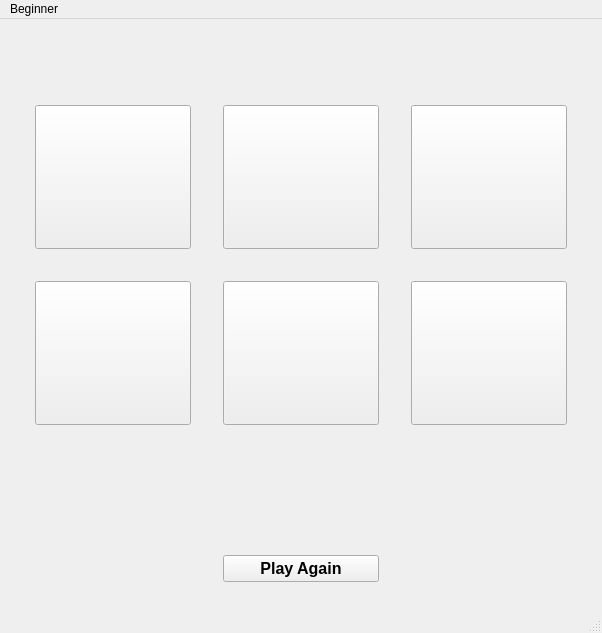
Before: the Qt Designer form beginnerwindow.ui in Pubzzz/TargetSumQtApplication, drawn with Qt 5.
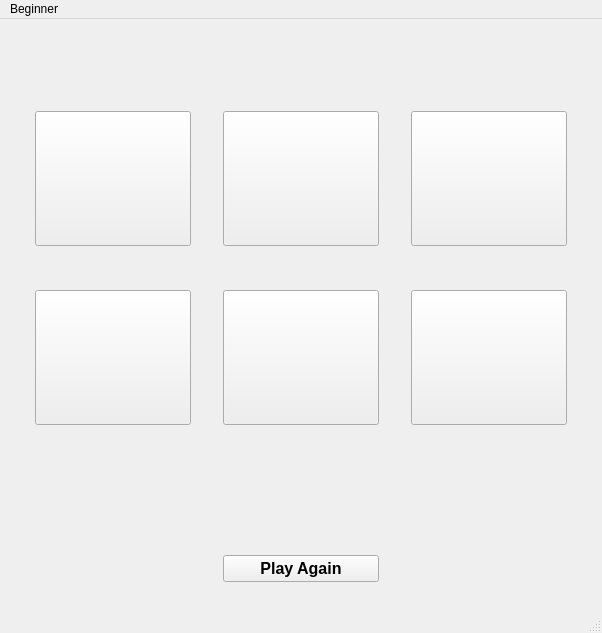
After: the same form once the commit is applied. Icons and pictures are not drawn.

```diff
--- a/beginnerwindow.ui
+++ b/beginnerwindow.ui
@@ -21,112 +21,6 @@
   </property>
   <widget class="QWidget" name="centralwidget">
    <layout class="QGridLayout" name="gridLayout">
-    <item row="1" column="1">
-     <widget class="QPushButton" name="btn0">
-      <property name="sizePolicy">
-       <sizepolicy hsizetype="Minimum" vsizetype="Preferred">
-        <horstretch>0</horstretch>
-        <verstretch>0</verstretch>
-       </sizepolicy>
-      </property>
-      <property name="font">
-       <font>
-        <pointsize>12</pointsize>
-       </font>
-      </property>
-      <property name="text">
-       <string/>
-      </property>
-     </widget>
-    </item>
-    <item row="1" column="4">
-     <spacer name="verticalSpacer_6">
-      <property name="orientation">
-       <enum>Qt::Vertical</enum>
-      </property>
-      <property name="sizeHint" stdset="0">
-       <size>
-        <width>20</width>
-        <height>40</height>
-       </size>
-      </property>
-     </spacer>
-    </item>
-    <item row="1" column="5">
-     <widget class="QPushButton" name="btn2">
-      <property name="sizePolicy">
-       <sizepolicy hsizetype="Minimum" vsizetype="Preferred">
-        <horstretch>0</horstretch>
-        <verstretch>0</verstretch>
-       </sizepolicy>
-      </property>
-      <property name="font">
-       <font>
-        <pointsize>12</pointsize>
-       </font>
-      </property>
-      <property name="text">
-       <string/>
-      </property>
-     </widget>
-    </item>
-    <item row="3" column="4">
-     <spacer name="verticalSpacer_2">
-      <property name="orientation">
-       <enum>Qt::Vertical</enum>
-      </property>
-      <property name="sizeHint" stdset="0">
-       <size>
-        <width>20</width>
-        <height>40</height>
-       </size>
-      </property>
-     </spacer>
-    </item>
-    <item row="2" column="5">
-     <spacer name="horizontalSpacer_8">
-      <property name="orientation">
-       <enum>Qt::Horizontal</enum>
-      </property>
-      <property name="sizeHint" stdset="0">
-       <size>
-        <width>40</width>
-        <height>20</height>
-       </size>
-      </property>
-     </spacer>
-    </item>
-    <item row="3" column="3">
-     <widget class="QPushButton" name="btn4">
-      <property name="sizePolicy">
-       <sizepolicy hsizetype="Minimum" vsizetype="Preferred">
-        <horstretch>0</horstretch>
-        <verstretch>0</verstretch>
-       </sizepolicy>
-      </property>
-      <property name="font">
-       <font>
-        <pointsize>12</pointsize>
-       </font>
-      </property>
-      <property name="text">
-       <string/>
-      </property>
-     </widget>
-    </item>
-    <item row="2" column="1">
-     <spacer name="horizontalSpacer_6">
-      <property name="orientation">
-       <enum>Qt::Horizontal</enum>
-      </property>
-      <property name="sizeHint" stdset="0">
-       <size>
-        <width>40</width>
-        <height>20</height>
-       </size>
-      </property>
-     </spacer>
-    </item>
     <item row="0" column="1" colspan="5">
      <layout class="QVBoxLayout" name="verticalLayout">
       <item>
@@ -174,20 +68,59 @@
       </item>
      </layout>
     </item>
+    <item row="7" column="1">
+     <spacer name="horizontalSpacer_10">
+      <property name="orientation">
+       <enum>Qt::Horizontal</enum>
+      </property>
+      <property name="sizeHint" stdset="0">
+       <size>
+        <width>40</width>
+        <height>20</height>
+       </size>
+      </property>
+     </spacer>
+    </item>
+    <item row="2" column="2">
+     <spacer name="verticalSpacer">
+      <property name="orientation">
+       <enum>Qt::Vertical</enum>
+      </property>
+      <property name="sizeHint" stdset="0">
+       <size>
+        <width>20</width>
+        <height>40</height>
+       </size>
+      </property>
+     </spacer>
+    </item>
+    <item row="0" column="6" rowspan="11">
+     <spacer name="verticalSpacer_3">
+      <property name="orientation">
+       <enum>Qt::Vertical</enum>
+      </property>
+      <property name="sizeHint" stdset="0">
+       <size>
+        <width>20</width>
+        <height>40</height>
+       </size>
+      </property>
+     </spacer>
+    </item>
+    <item row="5" column="1">
+     <spacer name="horizontalSpacer_6">
+      <property name="orientation">
+       <enum>Qt::Horizontal</enum>
+      </property>
+      <property name="sizeHint" stdset="0">
+       <size>
+        <width>40</width>
+        <height>20</height>
+       </size>
+      </property>
+     </spacer>
+    </item>
     <item row="2" column="3">
-     <spacer name="horizontalSpacer_7">
-      <property name="orientation">
-       <enum>Qt::Horizontal</enum>
-      </property>
-      <property name="sizeHint" stdset="0">
-       <size>
-        <width>40</width>
-        <height>20</height>
-       </size>
-      </property>
-     </spacer>
-    </item>
-    <item row="1" column="3">
      <widget class="QPushButton" name="btn1">
       <property name="sizePolicy">
        <sizepolicy hsizetype="Minimum" vsizetype="Preferred">
@@ -205,8 +138,8 @@
       </property>
      </widget>
     </item>
-    <item row="1" column="2">
-     <spacer name="verticalSpacer">
+    <item row="6" column="2">
+     <spacer name="verticalSpacer_5">
       <property name="orientation">
        <enum>Qt::Vertical</enum>
       </property>
@@ -218,7 +151,215 @@
       </property>
      </spacer>
     </item>
-    <item row="5" column="1" colspan="5">
+    <item row="0" column="0" rowspan="11">
+     <spacer name="verticalSpacer_4">
+      <property name="orientation">
+       <enum>Qt::Vertical</enum>
+      </property>
+      <property name="sizeHint" stdset="0">
+       <size>
+        <width>20</width>
+        <height>40</height>
+       </size>
+      </property>
+     </spacer>
+    </item>
+    <item row="7" column="3">
+     <spacer name="horizontalSpacer_4">
+      <property name="orientation">
+       <enum>Qt::Horizontal</enum>
+      </property>
+      <property name="sizeHint" stdset="0">
+       <size>
+        <width>40</width>
+        <height>20</height>
+       </size>
+      </property>
+     </spacer>
+    </item>
+    <item row="6" column="5">
+     <widget class="QPushButton" name="btn5">
+      <property name="sizePolicy">
+       <sizepolicy hsizetype="Minimum" vsizetype="Preferred">
+        <horstretch>0</horstretch>
+        <verstretch>0</verstretch>
+       </sizepolicy>
+      </property>
+      <property name="font">
+       <font>
+        <pointsize>12</pointsize>
+       </font>
+      </property>
+      <property name="text">
+       <string/>
+      </property>
+     </widget>
+    </item>
+    <item row="6" column="3">
+     <widget class="QPushButton" name="btn4">
+      <property name="sizePolicy">
+       <sizepolicy hsizetype="Minimum" vsizetype="Preferred">
+        <horstretch>0</horstretch>
+        <verstretch>0</verstretch>
+       </sizepolicy>
+      </property>
+      <property name="font">
+       <font>
+        <pointsize>12</pointsize>
+       </font>
+      </property>
+      <property name="text">
+       <string/>
+      </property>
+     </widget>
+    </item>
+    <item row="5" column="3">
+     <spacer name="horizontalSpacer_7">
+      <property name="orientation">
+       <enum>Qt::Horizontal</enum>
+      </property>
+      <property name="sizeHint" stdset="0">
+       <size>
+        <width>40</width>
+        <height>20</height>
+       </size>
+      </property>
+     </spacer>
+    </item>
+    <item row="11" column="0" colspan="7">
+     <spacer name="horizontalSpacer_3">
+      <property name="orientation">
+       <enum>Qt::Horizontal</enum>
+      </property>
+      <property name="sizeHint" stdset="0">
+       <size>
+        <width>40</width>
+        <height>20</height>
+       </size>
+      </property>
+     </spacer>
+    </item>
+    <item row="10" column="3">
+     <widget class="QPushButton" name="Againbtn">
+      <property name="font">
+       <font>
+        <pointsize>12</pointsize>
+        <weight>75</weight>
+        <bold>true</bold>
+       </font>
+      </property>
+      <property name="text">
+       <string>Play Again</string>
+      </property>
+     </widget>
+    </item>
+    <item row="6" column="1">
+     <widget class="QPushButton" name="btn3">
+      <property name="sizePolicy">
+       <sizepolicy hsizetype="Minimum" vsizetype="Preferred">
+        <horstretch>0</horstretch>
+        <verstretch>0</verstretch>
+       </sizepolicy>
+      </property>
+      <property name="font">
+       <font>
+        <pointsize>12</pointsize>
+       </font>
+      </property>
+      <property name="text">
+       <string/>
+      </property>
+     </widget>
+    </item>
+    <item row="6" column="4">
+     <spacer name="verticalSpacer_2">
+      <property name="orientation">
+       <enum>Qt::Vertical</enum>
+      </property>
+      <property name="sizeHint" stdset="0">
+       <size>
+        <width>20</width>
+        <height>40</height>
+       </size>
+      </property>
+     </spacer>
+    </item>
+    <item row="2" column="1">
+     <widget class="QPushButton" name="btn0">
+      <property name="sizePolicy">
+       <sizepolicy hsizetype="Minimum" vsizetype="Preferred">
+        <horstretch>0</horstretch>
+        <verstretch>0</verstretch>
+       </sizepolicy>
+      </property>
+      <property name="font">
+       <font>
+        <pointsize>12</pointsize>
+       </font>
+      </property>
+      <property name="text">
+       <string/>
+      </property>
+     </widget>
+    </item>
+    <item row="7" column="5">
+     <spacer name="horizontalSpacer_11">
+      <property name="orientation">
+       <enum>Qt::Horizontal</enum>
+      </property>
+      <property name="sizeHint" stdset="0">
+       <size>
+        <width>40</width>
+        <height>20</height>
+       </size>
+      </property>
+     </spacer>
+    </item>
+    <item row="2" column="4">
+     <spacer name="verticalSpacer_6">
+      <property name="orientation">
+       <enum>Qt::Vertical</enum>
+      </property>
+      <property name="sizeHint" stdset="0">
+       <size>
+        <width>20</width>
+        <height>40</height>
+       </size>
+      </property>
+     </spacer>
+    </item>
+    <item row="2" column="5">
+     <widget class="QPushButton" name="btn2">
+      <property name="sizePolicy">
+       <sizepolicy hsizetype="Minimum" vsizetype="Preferred">
+        <horstretch>0</horstretch>
+        <verstretch>0</verstretch>
+       </sizepolicy>
+      </property>
+      <property name="font">
+       <font>
+        <pointsize>12</pointsize>
+       </font>
+      </property>
+      <property name="text">
+       <string/>
+      </property>
+     </widget>
+    </item>
+    <item row="5" column="5">
+     <spacer name="horizontalSpacer_8">
+      <property name="orientation">
+       <enum>Qt::Horizontal</enum>
+      </property>
+      <property name="sizeHint" stdset="0">
+       <size>
+        <width>40</width>
+        <height>20</height>
+       </size>
+      </property>
+     </spacer>
+    </item>
+    <item row="8" column="1" colspan="5">
      <layout class="QVBoxLayout" name="verticalLayout_2">
       <item>
        <widget class="QLabel" name="Statuslbl">
@@ -278,147 +419,6 @@
       </item>
      </layout>
     </item>
-    <item row="3" column="1">
-     <widget class="QPushButton" name="btn3">
-      <property name="sizePolicy">
-       <sizepolicy hsizetype="Minimum" vsizetype="Preferred">
-        <horstretch>0</horstretch>
-        <verstretch>0</verstretch>
-       </sizepolicy>
-      </property>
-      <property name="font">
-       <font>
-        <pointsize>12</pointsize>
-       </font>
-      </property>
-      <property name="text">
-       <string/>
-      </property>
-     </widget>
-    </item>
-    <item row="7" column="3">
-     <widget class="QPushButton" name="Againbtn">
-      <property name="font">
-       <font>
-        <pointsize>12</pointsize>
-        <weight>75</weight>
-        <bold>true</bold>
-       </font>
-      </property>
-      <property name="text">
-       <string>Play Again</string>
-      </property>
-     </widget>
-    </item>
-    <item row="0" column="0" rowspan="8">
-     <spacer name="verticalSpacer_4">
-      <property name="orientation">
-       <enum>Qt::Vertical</enum>
-      </property>
-      <property name="sizeHint" stdset="0">
-       <size>
-        <width>20</width>
-        <height>40</height>
-       </size>
-      </property>
-     </spacer>
-    </item>
-    <item row="3" column="5">
-     <widget class="QPushButton" name="btn5">
-      <property name="sizePolicy">
-       <sizepolicy hsizetype="Minimum" vsizetype="Preferred">
-        <horstretch>0</horstretch>
-        <verstretch>0</verstretch>
-       </sizepolicy>
-      </property>
-      <property name="font">
-       <font>
-        <pointsize>12</pointsize>
-       </font>
-      </property>
-      <property name="text">
-       <string/>
-      </property>
-     </widget>
-    </item>
-    <item row="3" column="2">
-     <spacer name="verticalSpacer_5">
-      <property name="orientation">
-       <enum>Qt::Vertical</enum>
-      </property>
-      <property name="sizeHint" stdset="0">
-       <size>
-        <width>20</width>
-        <height>40</height>
-       </size>
-      </property>
-     </spacer>
-    </item>
-    <item row="0" column="6" rowspan="8">
-     <spacer name="verticalSpacer_3">
-      <property name="orientation">
-       <enum>Qt::Vertical</enum>
-      </property>
-      <property name="sizeHint" stdset="0">
-       <size>
-        <width>20</width>
-        <height>40</height>
-       </size>
-      </property>
-     </spacer>
-    </item>
-    <item row="8" column="0" colspan="7">
-     <spacer name="horizontalSpacer_3">
-      <property name="orientation">
-       <enum>Qt::Horizontal</enum>
-      </property>
-      <property name="sizeHint" stdset="0">
-       <size>
-        <width>40</width>
-        <height>20</height>
-       </size>
-      </property>
-     </spacer>
-    </item>
-    <item row="4" column="1">
-     <spacer name="horizontalSpacer_10">
-      <property name="orientation">
-       <enum>Qt::Horizontal</enum>
-      </property>
-      <property name="sizeHint" stdset="0">
-       <size>
-        <width>40</width>
-        <height>20</height>
-       </size>
-      </property>
-     </spacer>
-    </item>
-    <item row="4" column="3">
-     <spacer name="horizontalSpacer_4">
-      <property name="orientation">
-       <enum>Qt::Horizontal</enum>
-      </property>
-      <property name="sizeHint" stdset="0">
-       <size>
-        <width>40</width>
-        <height>20</height>
-       </size>
-      </property>
-     </spacer>
-    </item>
-    <item row="4" column="5">
-     <spacer name="horizontalSpacer_11">
-      <property name="orientation">
-       <enum>Qt::Horizontal</enum>
-      </property>
-      <property name="sizeHint" stdset="0">
-       <size>
-        <width>40</width>
-        <height>20</height>
-       </size>
-      </property>
-     </spacer>
-    </item>
    </layout>
   </widget>
   <widget class="QMenuBar" name="menubar">
```
Left out of the diff: 2 changed lines with no effect on the pictures.
